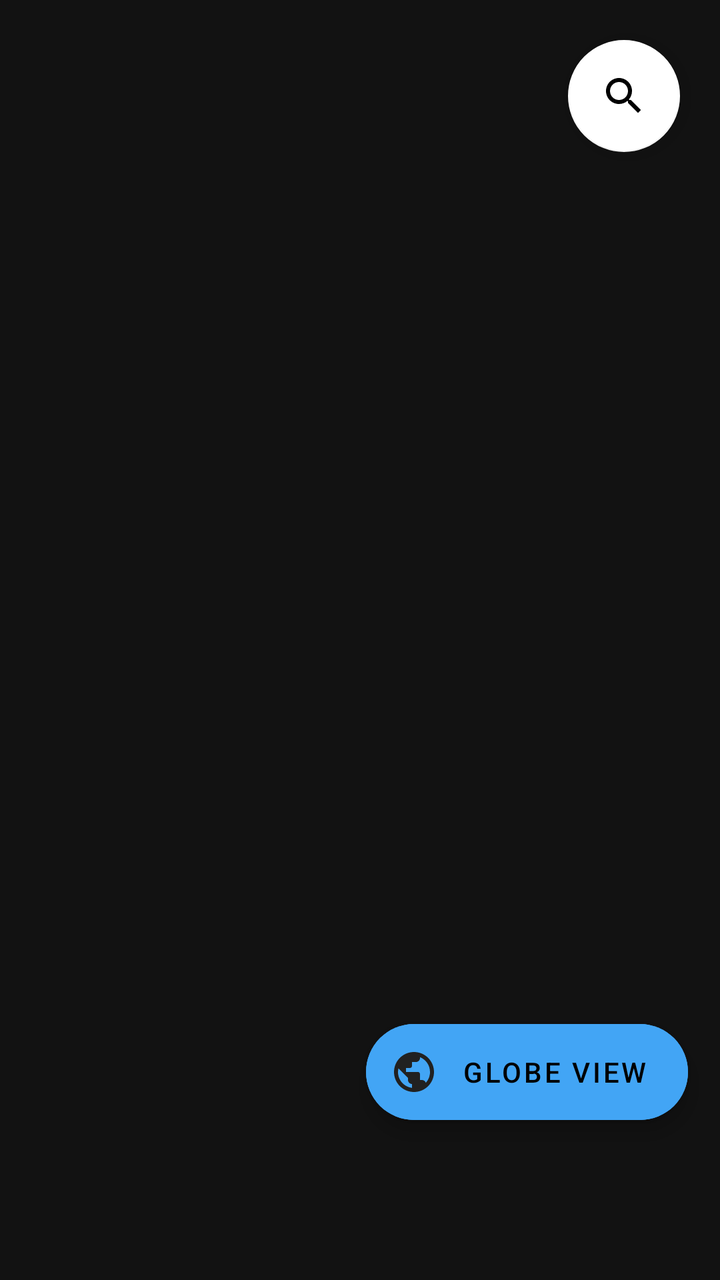
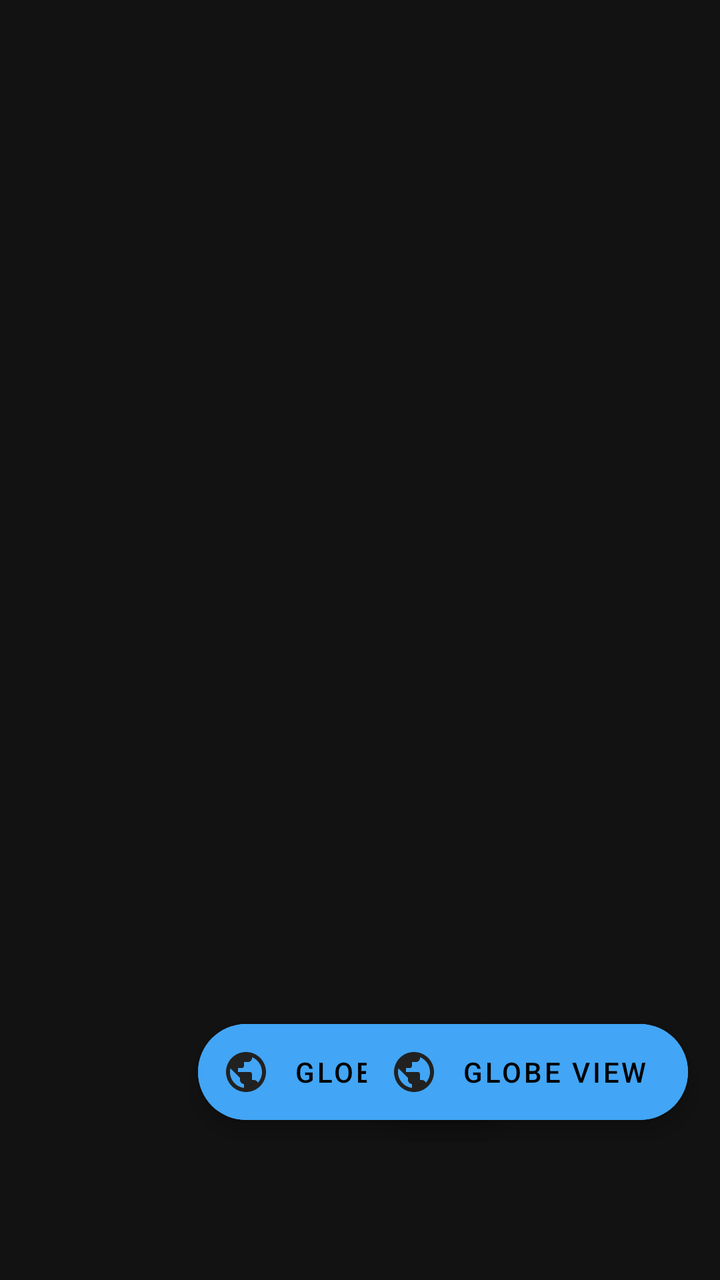

Screens rendered from an Android XML layout before and after an edit, with the pre-edit source and the edit as a unified diff.
<!-- AndroidManifest.xml: application theme AppTheme -->
<!-- res/layout/frag_globe.xml -->
<?xml version="1.0" encoding="utf-8"?>
<RelativeLayout
    xmlns:android="http://schemas.android.com/apk/res/android"
    xmlns:app="http://schemas.android.com/apk/res-auto"
    xmlns:tools="http://schemas.android.com/tools"
    android:layout_width="match_parent"
    android:layout_height="match_parent">


    <FrameLayout
        android:id="@+id/globe"
        android:layout_width="match_parent"
        android:layout_height="match_parent"
        android:layout_alignParentStart="true"
        android:layout_alignParentEnd="true"
        android:layout_alignParentTop="true"/>

    <com.google.android.material.floatingactionbutton.FloatingActionButton
        android:id="@+id/SearchBtn"
        android:layout_width="wrap_content"
        android:layout_height="wrap_content"
        android:layout_alignParentTop="true"
        android:layout_alignParentEnd="true"
        android:layout_marginStart="20dp"
        android:layout_marginTop="20dp"
        android:layout_marginEnd="20dp"

        android:layout_marginBottom="20dp"
        android:src="@drawable/ic_baseline_search_24"
        app:backgroundTint="@color/white"
        tools:ignore="RelativeOverlap" />

    <com.google.android.material.floatingactionbutton.ExtendedFloatingActionButton
        android:id="@+id/exploreBtn"
        android:layout_width="wrap_content"
        android:layout_height="wrap_content"
        android:layout_alignParentEnd="true"
        android:layout_alignParentBottom="true"

        android:layout_marginEnd="16dp"
        android:layout_marginBottom="80dp"

        android:backgroundTint="@color/colorAccent"
        android:contentDescription="@string/launch"
        android:text="@string/globe_view"

        app:backgroundTint="@color/colorAccent"
        app:icon="@drawable/ic_baseline_public_24"
        app:iconTint="@color/colorPrimary"
        app:rippleColor="@color/colorAccent" />

</RelativeLayout>
<!-- resources referenced by this layout -->
<resources>
  <color name="colorAccent">#42A5F5</color>
  <color name="colorPrimary">#212121</color>
  <color name="white">#FFFFFF</color>
  <!-- drawable ic_baseline_public_24 (drawable) -->
  <vector android:height="24dp" android:tint="#FFFFFF"
      android:viewportHeight="24" android:viewportWidth="24"
      android:width="24dp" xmlns:android="http://schemas.android.com/apk/res/android">
      <path android:fillColor="@android:color/white" android:pathData="M12,2C6.48,2 2,6.48 2,12s4.48,10 10,10 10,-4.48 10,-10S17.52,2 12,2zM11,19.93c-3.95,-0.49 -7,-3.85 -7,-7.93 0,-0.62 0.08,-1.21 0.21,-1.79L9,15v1c0,1.1 0.9,2 2,2v1.93zM17.9,17.39c-0.26,-0.81 -1,-1.39 -1.9,-1.39h-1v-3c0,-0.55 -0.45,-1 -1,-1L8,12v-2h2c0.55,0 1,-0.45 1,-1L11,7h2c1.1,0 2,-0.9 2,-2v-0.41c2.93,1.19 5,4.06 5,7.41 0,2.08 -0.8,3.97 -2.1,5.39z"/>
  </vector>
  <!-- drawable ic_baseline_search_24 (drawable) -->
  <vector android:height="24dp" android:tint="#FFFFFF"
      android:viewportHeight="24" android:viewportWidth="24"
      android:width="24dp" xmlns:android="http://schemas.android.com/apk/res/android">
      <path android:fillColor="@android:color/white" android:pathData="M15.5,14h-0.79l-0.28,-0.27C15.41,12.59 16,11.11 16,9.5 16,5.91 13.09,3 9.5,3S3,5.91 3,9.5 5.91,16 9.5,16c1.61,0 3.09,-0.59 4.23,-1.57l0.27,0.28v0.79l5,4.99L20.49,19l-4.99,-5zM9.5,14C7.01,14 5,11.99 5,9.5S7.01,5 9.5,5 14,7.01 14,9.5 11.99,14 9.5,14z"/>
  </vector>
  <string name="globe_view">Globe View</string>
  <string name="launch">launch</string>
  <style name="AppTheme" parent="Theme.MaterialComponents">
          
          <item name="windowActionBar">true</item>
          <item name="colorPrimary">#212121</item>
          <item name="colorPrimaryDark">@color/colorPrimaryDark</item>
          <item name="colorAccent">#42A5F5</item>
      </style>
  <color name="colorPrimaryDark">#000000</color>
</resources>

<!-- the commit's change to res/layout/frag_globe.xml (unified diff, before → after) -->
@@ -15,20 +15,24 @@
         android:layout_alignParentEnd="true"
         android:layout_alignParentTop="true"/>
 
-    <com.google.android.material.floatingactionbutton.FloatingActionButton
+    <com.google.android.material.floatingactionbutton.ExtendedFloatingActionButton
         android:id="@+id/SearchBtn"
         android:layout_width="wrap_content"
         android:layout_height="wrap_content"
-        android:layout_alignParentTop="true"
         android:layout_alignParentEnd="true"
-        android:layout_marginStart="20dp"
-        android:layout_marginTop="20dp"
-        android:layout_marginEnd="20dp"
+        android:layout_alignParentBottom="true"
 
-        android:layout_marginBottom="20dp"
-        android:src="@drawable/ic_baseline_search_24"
-        app:backgroundTint="@color/white"
-        tools:ignore="RelativeOverlap" />
+        android:layout_marginEnd="100dp"
+        android:layout_marginBottom="80dp"
+
+        android:backgroundTint="@color/colorAccent"
+        android:contentDescription="@string/launch"
+        android:text="@string/globe_view"
+
+        app:backgroundTint="@color/colorAccent"
+        app:icon="@drawable/ic_baseline_public_24"
+        app:iconTint="@color/colorPrimary"
+        app:rippleColor="@color/colorAccent"/>
 
     <com.google.android.material.floatingactionbutton.ExtendedFloatingActionButton
         android:id="@+id/exploreBtn"
<!-- resource entries referenced after the edit -->
@@ -2,18 +2,11 @@
 <resources>
   <color name="colorAccent">#42A5F5</color>
   <color name="colorPrimary">#212121</color>
-  <color name="white">#FFFFFF</color>
   <!-- drawable ic_baseline_public_24 (drawable) -->
   <vector android:height="24dp" android:tint="#FFFFFF"
       android:viewportHeight="24" android:viewportWidth="24"
       android:width="24dp" xmlns:android="http://schemas.android.com/apk/res/android">
       <path android:fillColor="@android:color/white" android:pathData="M12,2C6.48,2 2,6.48 2,12s4.48,10 10,10 10,-4.48 10,-10S17.52,2 12,2zM11,19.93c-3.95,-0.49 -7,-3.85 -7,-7.93 0,-0.62 0.08,-1.21 0.21,-1.79L9,15v1c0,1.1 0.9,2 2,2v1.93zM17.9,17.39c-0.26,-0.81 -1,-1.39 -1.9,-1.39h-1v-3c0,-0.55 -0.45,-1 -1,-1L8,12v-2h2c0.55,0 1,-0.45 1,-1L11,7h2c1.1,0 2,-0.9 2,-2v-0.41c2.93,1.19 5,4.06 5,7.41 0,2.08 -0.8,3.97 -2.1,5.39z"/>
-  </vector>
-  <!-- drawable ic_baseline_search_24 (drawable) -->
-  <vector android:height="24dp" android:tint="#FFFFFF"
-      android:viewportHeight="24" android:viewportWidth="24"
-      android:width="24dp" xmlns:android="http://schemas.android.com/apk/res/android">
-      <path android:fillColor="@android:color/white" android:pathData="M15.5,14h-0.79l-0.28,-0.27C15.41,12.59 16,11.11 16,9.5 16,5.91 13.09,3 9.5,3S3,5.91 3,9.5 5.91,16 9.5,16c1.61,0 3.09,-0.59 4.23,-1.57l0.27,0.28v0.79l5,4.99L20.49,19l-4.99,-5zM9.5,14C7.01,14 5,11.99 5,9.5S7.01,5 9.5,5 14,7.01 14,9.5 11.99,14 9.5,14z"/>
   </vector>
   <string name="globe_view">Globe View</string>
   <string name="launch">launch</string>
